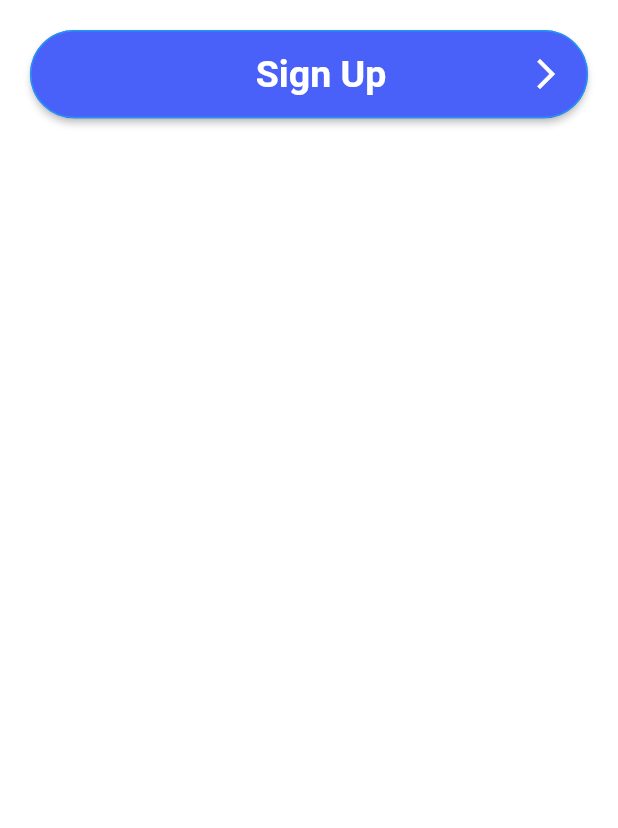
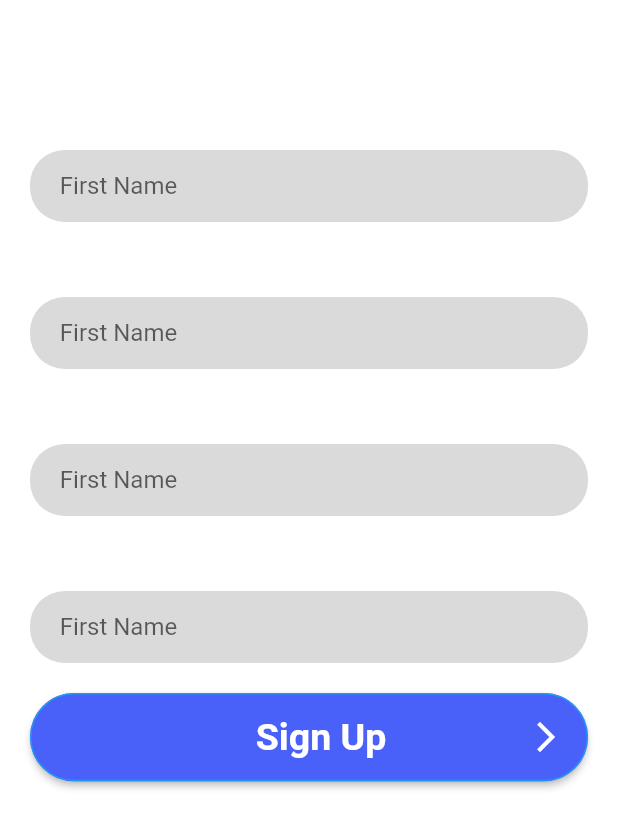
Before and after one commit to Teewhydot/one_go_appp, a Flutter app: the SignUpPage screen opened by its route, on a phone screen of 412 x 824 dp. Shown: the top 828 px of the screen. Run offline on Flutter 3.47's test engine with Material 2 defaults, Android fonts, the phone set to English and light mode, and no system bars; our stand-ins replace flutter_screenutil, form_field_validator, page_transition.

Commit message:
ALmost done with sign up page

```diff
--- a/lib/custom_widgets/constants.dart
+++ b/lib/custom_widgets/constants.dart
@@ -101,3 +101,4 @@ const greyColor = Color(0xFFA9A9A9);
 const blueTextColor = Color(0xFF2743fb);
 const textColor = Color(0xFF3a3a3a);
 const whiteColor = Color(0xFFFFFFFF);
+const textFieldFillColor = Color(0xFFdadada);
--- a/lib/views/sign_up_page.dart
+++ b/lib/views/sign_up_page.dart
@@ -1,12 +1,27 @@
 import 'package:flutter/material.dart';
+import 'package:flutter_screenutil/flutter_screenutil.dart';
 import 'package:one_go_app/custom_widgets/constants.dart';
 import 'package:one_go_app/custom_widgets/reusable_button.dart';
-import 'package:one_go_app/generated/assets.dart';
 
-class SignUpPage extends StatelessWidget {
+class SignUpPage extends StatefulWidget {
   static const String id = 'SignUpPage';
   const SignUpPage({Key? key}) : super(key: key);
 
+  @override
+  State<SignUpPage> createState() => _SignUpPageState();
+}
+
+class _SignUpPageState extends State<SignUpPage> {
+  final TextEditingController _emailController = TextEditingController();
+  final TextEditingController _passwordController = TextEditingController();
+  final TextEditingController _confirmPasswordController =
+      TextEditingController();
+  final GlobalKey<FormState> _formKey = GlobalKey<FormState>();
+  bool isPasswordVisible = true;
+  bool isConfirmPasswordVisible = true;
+  final TextEditingController _firstNameController = TextEditingController();
+  final TextEditingController _lastNameController = TextEditingController();
+  final TextEditingController _phoneNumberController = TextEditingController();
   @override
   Widget build(BuildContext context) {
     return Scaffold(
@@ -15,9 +30,16 @@ class SignUpPage extends StatelessWidget {
         child: Column(
           children: [
             Expanded(
-              child: Center(
               child: Column(
                 children: [
+                  addVerticalSpacing(100),
+                  TextFieldForm(controller: _firstNameController, hintText: 'First Name',),
+                  addVerticalSpacing(50),
+                  TextFieldForm(controller: _lastNameController, hintText: 'Last Name',),
+                  addVerticalSpacing(50),
+                  TextFieldForm(controller: _emailController, hintText: 'Email',),
+                  addVerticalSpacing(50),
+                  TextFieldForm(controller: _phoneNumberController, hintText: 'Phone Number',),
                   Padding(
                     padding: const EdgeInsets.all(20.0),
                     child: ReusableButton(
@@ -31,10 +53,50 @@ class SignUpPage extends StatelessWidget {
                 ],
               ),
             ),
-            ),
           ],
         ),
       ),
     );
   }
 }
+
+class TextFieldForm extends StatelessWidget {
+  const TextFieldForm({
+    super.key,
+    required TextEditingController controller,required this.hintText,
+  }) : _controller = controller;
+
+  final TextEditingController _controller;
+  final String hintText;
+
+
+  @override
+  Widget build(BuildContext context) {
+    return Padding(
+      padding: const EdgeInsets.only(left: 20.0, right: 20.0),
+      child: TextField(
+        controller: _controller,
+        cursorColor: Colors.black,
+        minLines: 1,
+        maxLines: null,
+        keyboardType: TextInputType.name,
+        decoration: InputDecoration(
+          filled: true,
+          fillColor: textFieldFillColor,
+          focusColor: Colors.white,
+          focusedBorder: OutlineInputBorder(
+            borderRadius: BorderRadius.circular(25.r),
+          ),
+          border: OutlineInputBorder(
+            borderSide:
+            const BorderSide(width: 0, style: BorderStyle.none),
+            borderRadius: BorderRadius.circular(25.r),
+          ),
+          hintText: "First Name",
+          contentPadding: EdgeInsets.symmetric(
+              vertical: 10.0.h, horizontal: 20.0.w),
+        ),
+      ),
+    );
+  }
+}
--- a/lib/views/welcome_page.dart
+++ b/lib/views/welcome_page.dart
@@ -29,7 +29,6 @@ class WelcomePage extends StatelessWidget {
                           'Sign in',
                           style: boldWhiteStyle,
                         ), () {
-                          print("tapped");
                       Navigator.push(
                           context,
                           PageTransition(
@@ -44,7 +43,6 @@ class WelcomePage extends StatelessWidget {
                           'Sign up',
                           style: normalBlueStyle,
                         ), () {
-                      print("tapphhed");
                       Navigator.pushNamed(context, SignUpPage.id);
                     }, whiteColor),
                   ),
```
Lines whose indentation alone changed are shown as unchanged.
